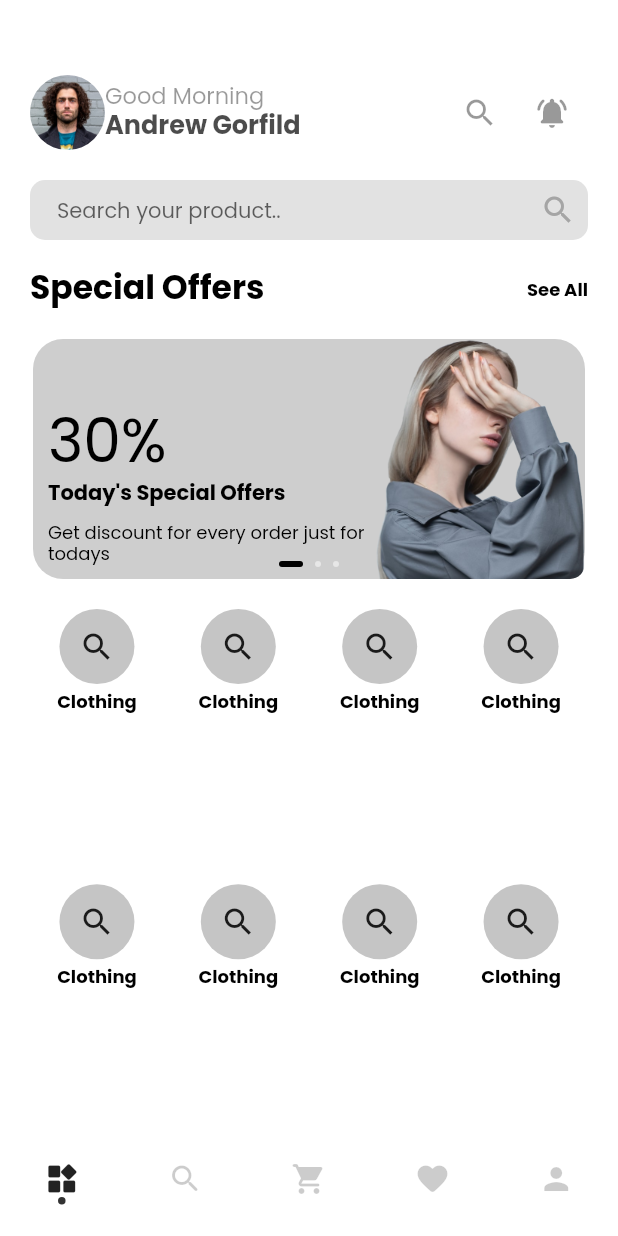
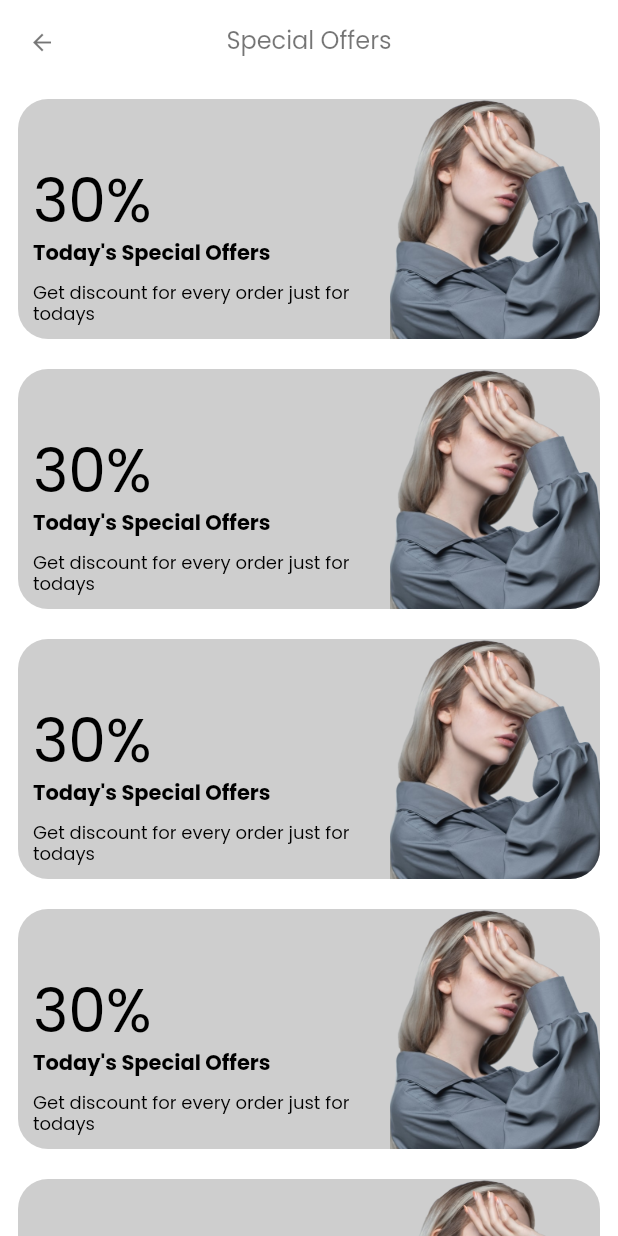
Before and after one commit to rizveejack/ecomapp, a Flutter app: the MainScreen screen opened directly, after a tap on "See All", on a phone screen of 412 x 824 dp. Run offline on Flutter 3.47's test engine with Material 2 defaults, Android fonts, the phone set to English and light mode, and no system bars.

Commit message:
create necessery page

```diff
--- a/lib/main.dart
+++ b/lib/main.dart
@@ -1,6 +1,5 @@
+import 'package:ecomapp/screens/welcome_screen/welcome_screen.dart';
 import 'package:flutter/material.dart';
-
-import 'screens/index_screen.dart';
 
 void main() => runApp(const MyApp());
 
@@ -16,7 +15,7 @@ class MyApp extends StatelessWidget {
         fontFamily: "Poppins",
         scaffoldBackgroundColor: Colors.white,
       ),
-      home: MainScreen(),
+      home: WelcomeScreen(),
     );
   }
 }
--- a/lib/screens/home_screen/category_tabs.dart
+++ b/lib/screens/home_screen/category_tabs.dart
@@ -58,12 +58,11 @@ class _CategoryTabState extends State<CategoryTab> {
             shrinkWrap: true,
             scrollDirection: Axis.vertical,
             physics: const NeverScrollableScrollPhysics(),
-            gridDelegate: SliverGridDelegateWithFixedCrossAxisCount(
+            gridDelegate: const SliverGridDelegateWithFixedCrossAxisCount(
               crossAxisCount: 2,
               crossAxisSpacing: 20,
               mainAxisSpacing: 20,
-              childAspectRatio: MediaQuery.of(context).size.width /
-                  (MediaQuery.of(context).size.height),
+              childAspectRatio: 3 / 5,
             ),
             itemBuilder: (_, index) {
               return SizedBox(
--- a/lib/screens/home_screen/customslider.dart
+++ b/lib/screens/home_screen/customslider.dart
@@ -1,6 +1,6 @@
 import 'package:flutter/material.dart';
 
-import '../../widgets/special_offer.dart';
+import '../../widgets/special_offer_card.dart';
 
 class CustomSlider extends StatefulWidget {
   const CustomSlider({
@@ -38,7 +38,7 @@ class _CustomSliderState extends State<CustomSlider> {
                   itemCount: _slider.length,
                   onPageChanged: onSlideChange,
                   itemBuilder: (_, index) {
-                    return const SpecialOffer();
+                    return const SpecialOfferCard();
                   })),
           Align(
             alignment: Alignment.bottomCenter,
--- a/lib/screens/home_screen/header_profile.dart
+++ b/lib/screens/home_screen/header_profile.dart
@@ -1,6 +1,7 @@
 import 'package:flutter/material.dart';
 
 import '../../widgets/custom_text.dart';
+import '../notification_screen/notification_screen.dart';
 
 class HeaderProfile extends StatelessWidget {
   const HeaderProfile({
@@ -9,15 +10,18 @@ class HeaderProfile extends StatelessWidget {
 
   @override
   Widget build(BuildContext context) {
-    double width = MediaQuery.of(context).size.width / 5;
-
-    return Row(
+    return Container(
+      margin: const EdgeInsets.only(top: 50),
+      child: Row(
         mainAxisAlignment: MainAxisAlignment.spaceBetween,
+        crossAxisAlignment: CrossAxisAlignment.center,
         children: [
           Row(
-          mainAxisAlignment: MainAxisAlignment.spaceEvenly,
+            mainAxisAlignment: MainAxisAlignment.spaceBetween,
+            crossAxisAlignment: CrossAxisAlignment.center,
             children: [
               Container(
+                margin: const EdgeInsets.only(right: 10),
                 width: 50,
                 height: 50,
                 decoration: BoxDecoration(
@@ -28,42 +32,40 @@ class HeaderProfile extends StatelessWidget {
                 ),
               ),
               Column(
+                mainAxisAlignment: MainAxisAlignment.center,
                 crossAxisAlignment: CrossAxisAlignment.start,
                 children: [
                   CustomText(
                     text: "Good Morning",
-                  size: 15,
+                    size: 14,
                     textColor: Colors.black.withOpacity(0.4),
                   ),
                   CustomText(
                     text: "Andrew Gorfild",
-                  size: 17,
+                    size: 15,
                     isHeading: true,
                     textColor: Colors.black.withOpacity(0.7),
                   ),
                 ],
-            )
+              ),
             ],
           ),
-        Row(
-          children: [
           IconButton(
-              onPressed: () {},
-              icon: Icon(
-                Icons.search,
-                color: Colors.black.withOpacity(0.4),
-              ),
-            ),
-            IconButton(
-              onPressed: () {},
+            onPressed: () {
+              Navigator.push(
+                context,
+                MaterialPageRoute(builder: (_) {
+                  return const NotificationScreen();
+                }),
+              );
+            },
             icon: Icon(
               Icons.notifications_active_rounded,
               color: Colors.black.withOpacity(0.4),
             ),
           )
         ],
-        )
-      ],
+      ),
     );
   }
 }
--- a/lib/screens/home_screen/home_screen.dart
+++ b/lib/screens/home_screen/home_screen.dart
@@ -1,5 +1,7 @@
 import 'package:flutter/material.dart';
 
+import '../all_cat_screen/all_cat_screen.dart';
+import '../special_offers/special_offers.dart';
 import 'category_tabs.dart';
 import 'customslider.dart';
 import 'header_profile.dart';
@@ -16,9 +18,8 @@ class HomeScreen extends StatelessWidget {
       height: double.maxFinite,
       width: double.maxFinite,
       padding: const EdgeInsets.only(
-        left: 20,
-        right: 20,
-        top: 50,
+        left: 10,
+        right: 10,
       ),
       child: SingleChildScrollView(
         child: Column(
@@ -28,13 +29,21 @@ class HomeScreen extends StatelessWidget {
             SizedBox(height: 20),
             SearchBar(),
             SizedBox(height: 20),
-            OfferHeading(headingText: "Special Offers", allText: "See All"),
+            OfferHeading(
+              headingText: "Special Offers",
+              allText: "See All",
+              routePage: SpecialOffers(),
+            ),
             SizedBox(height: 20),
             CustomSlider(),
             SizedBox(height: 20),
             PopulearCategory(),
             SizedBox(height: 20),
-            OfferHeading(headingText: "Most Popular", allText: "See All"),
+            OfferHeading(
+              headingText: "Most Popular",
+              allText: "See All",
+              routePage: AllCatScreen(),
+            ),
             SizedBox(height: 20),
             CategoryTab()
           ],
--- a/lib/screens/home_screen/offer_heading.dart
+++ b/lib/screens/home_screen/offer_heading.dart
@@ -7,10 +7,12 @@ class OfferHeading extends StatelessWidget {
     Key? key,
     required this.headingText,
     required this.allText,
+    required this.routePage,
   }) : super(key: key);
 
   final String headingText;
   final String allText;
+  final Widget routePage;
 
   @override
   Widget build(BuildContext context) {
@@ -25,7 +27,14 @@ class OfferHeading extends StatelessWidget {
           textColor: Colors.black,
         ),
         InkWell(
-          onTap: () {},
+          onTap: () {
+            Navigator.push(
+              context,
+              MaterialPageRoute(builder: (_) {
+                return routePage;
+              }),
+            );
+          },
           child: CustomText(
             text: allText,
             size: 12,
--- a/lib/screens/home_screen/populear_category.dart
+++ b/lib/screens/home_screen/populear_category.dart
@@ -10,12 +10,11 @@ class PopulearCategory extends StatelessWidget {
     return GridView.builder(
       physics: const NeverScrollableScrollPhysics(),
       shrinkWrap: true,
-      gridDelegate: SliverGridDelegateWithFixedCrossAxisCount(
+      gridDelegate: const SliverGridDelegateWithFixedCrossAxisCount(
         crossAxisCount: 4,
         crossAxisSpacing: 5,
         mainAxisSpacing: 5,
-        childAspectRatio: MediaQuery.of(context).size.width /
-            (MediaQuery.of(context).size.height),
+        childAspectRatio: 3 / 4,
       ),
       itemCount: 8,
       itemBuilder: (_, index) {
--- a/lib/screens/index_screen.dart
+++ b/lib/screens/index_screen.dart
@@ -1,9 +1,10 @@
 import 'package:ecomapp/screens/cart_screen/cart_screen.dart';
 import 'package:ecomapp/screens/home_screen/home_screen.dart';
-import 'package:ecomapp/screens/order_screen/order_screen.dart';
 import 'package:ecomapp/screens/profile_screen/profile_screen.dart';
-import 'package:ecomapp/screens/wallet_screen/wallet_screen.dart';
+import 'package:ecomapp/screens/wishlist_screen/wishlist_screen.dart';
 import 'package:flutter/material.dart';
+
+import 'all_products/all_products_screen.dart';
 
 class MainScreen extends StatefulWidget {
   const MainScreen({Key? key}) : super(key: key);
@@ -16,9 +17,9 @@ class _MainScreenState extends State<MainScreen> {
   late int _pageIndex = 0;
   final _screens = <Widget>[
     const HomeScreen(),
+    const AllProductsScreen(),
     const CartScreen(),
-    const OrderScreen(),
-    const WalletScreen(),
+    const WishlistScreen(),
     const ProfileScreen(),
   ];
 
@@ -67,7 +68,7 @@ class _MainScreenState extends State<MainScreen> {
               crossAxisAlignment: CrossAxisAlignment.center,
               children: [
                 const Icon(
-                  Icons.search_rounded,
+                  Icons.store_rounded,
                 ),
                 Container(
                   width: 5,
--- /dev/null
+++ b/lib/screens/special_offers/special_offers.dart
@@ -0,0 +1,40 @@
+import 'package:ecomapp/widgets/custom_text.dart';
+import 'package:ecomapp/widgets/special_offer_card.dart';
+import 'package:flutter/material.dart';
+
+class SpecialOffers extends StatelessWidget {
+  const SpecialOffers({Key? key}) : super(key: key);
+
+  @override
+  Widget build(BuildContext context) {
+    return Scaffold(
+      appBar: AppBar(
+        elevation: 0,
+        centerTitle: true,
+        backgroundColor: Colors.white,
+        iconTheme: const IconThemeData(
+          color: Colors.black54,
+          size: 18,
+        ),
+        title: const CustomText(
+          text: "Special Offers",
+          size: 16,
+          textColor: Colors.black54,
+        ),
+      ),
+      body: ListView.builder(
+          shrinkWrap: true,
+          itemCount: 6,
+          itemBuilder: (_, index) {
+            return Container(
+              margin: const EdgeInsets.only(left: 10, right: 10),
+              padding: const EdgeInsets.only(top: 10, bottom: 10),
+              child: const SizedBox(
+                height: 160,
+                child: SpecialOfferCard(),
+              ),
+            );
+          }),
+    );
+  }
+}
--- a/lib/screens/wallet_screen/wallet_screen.dart
+++ b/lib/screens/wishlist_screen/wishlist_screen.dart
@@ -1,13 +1,13 @@
 import 'package:flutter/material.dart';
 
-class WalletScreen extends StatelessWidget {
-  const WalletScreen({Key? key}) : super(key: key);
+class WishlistScreen extends StatelessWidget {
+  const WishlistScreen({Key? key}) : super(key: key);
 
   @override
   Widget build(BuildContext context) {
     return Container(
       child: Center(
-        child: Text("WalletScreen"),
+        child: Text("WishlistScreen"),
       ),
     );
   }
--- a/lib/widgets/special_offer.dart
+++ b/lib/widgets/special_offer_card.dart
@@ -2,8 +2,8 @@ import 'package:flutter/material.dart';
 
 import 'custom_text.dart';
 
-class SpecialOffer extends StatelessWidget {
-  const SpecialOffer({
+class SpecialOfferCard extends StatelessWidget {
+  const SpecialOfferCard({
     Key? key,
   }) : super(key: key);
 
@@ -54,15 +54,16 @@ class SpecialOffer extends StatelessWidget {
           Container(
             width: 140,
             decoration: const BoxDecoration(
+              // color: Colors.red,
               borderRadius: BorderRadius.only(
-                topRight: Radius.circular(10),
-                bottomRight: Radius.circular(10),
+                topRight: Radius.circular(20),
+                bottomRight: Radius.circular(20),
               ),
               image: DecorationImage(
                 image: AssetImage(
                   "assets/images/banner.png",
                 ),
-                fit: BoxFit.fill,
+                fit: BoxFit.cover,
               ),
             ),
           ),
```
Also changed, not shown: lib/screens/all_cat_screen/all_cat_screen.dart (added, +30 -0 lines), lib/screens/all_products/all_products_screen.dart (added, +16 -0 lines), lib/screens/home_screen/search_bar.dart (+10 -0 lines), lib/screens/notification_screen/notification_screen.dart (added, +29 -0 lines), lib/screens/search_screen/search_screen.dart (added, +30 -0 lines), lib/screens/welcome_screen/welcome_screen.dart (+24 -0 lines), lib/screens/login_screen/login_screen.dart (added), lib/screens/signup_screen/signup_screen.dart (added). Lines whose indentation alone changed are shown as unchanged.
